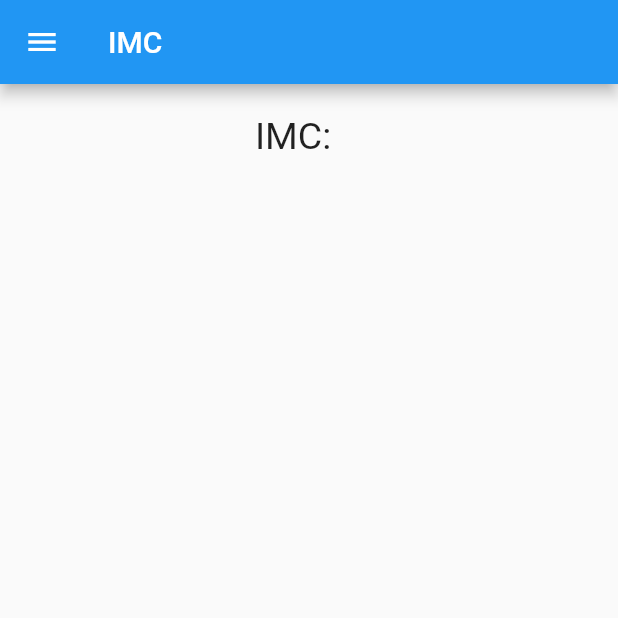
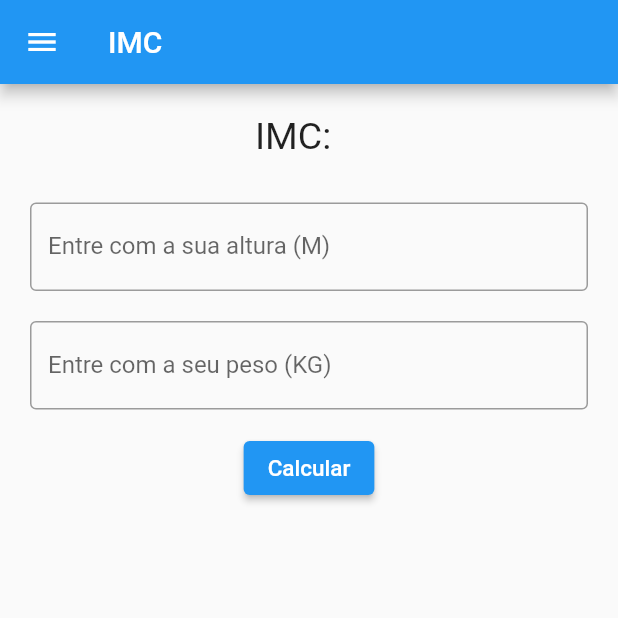
Before and after one commit to isadorabello/ProjetoC214, a Flutter app: the screen it shows after launch, on a phone screen of 412 x 824 dp, the top half of it. Run offline on Flutter 3.47's test engine with Material 2 defaults, Android fonts, the phone set to English and light mode, and no system bars.

Commit message:
feat: building imc page

```diff
--- a/projeto_c214/lib/controller/imc.dart
+++ b/projeto_c214/lib/controller/imc.dart
@@ -6,7 +6,7 @@ class IMC {
 
   void calculo() {
     imc = peso / (altura * altura);
-    classifica();
+    res = classifica();
   }
 
   String classifica() {
--- a/projeto_c214/lib/view/imc_page.dart
+++ b/projeto_c214/lib/view/imc_page.dart
@@ -18,6 +18,10 @@ class _IMCPageState extends State<IMCPage> {
   onPressed() {
     imc.altura = altura;
     imc.peso = peso;
+
+    setState(() {
+      imc.calculo();
+    });
   }
 
   @override
@@ -43,6 +47,36 @@ class _IMCPageState extends State<IMCPage> {
                   Text(imc.res, style: const TextStyle(fontSize: 25)),
                 ],
               ),
+              const SizedBox(
+                height: 30,
+              ),
+              TextField(
+                onChanged: (text) {
+                  altura = double.parse(text);
+                },
+                keyboardType: TextInputType.emailAddress,
+                decoration: const InputDecoration(
+                    labelText: 'Entre com a sua altura (M)',
+                    border: OutlineInputBorder()),
+              ),
+              const SizedBox(
+                height: 20,
+              ),
+              TextField(
+                onChanged: (text) {
+                  peso = double.parse(text);
+                },
+                keyboardType: TextInputType.emailAddress,
+                decoration: const InputDecoration(
+                    labelText: 'Entre com a seu peso (KG)',
+                    border: OutlineInputBorder()),
+              ),
+              const SizedBox(
+                height: 15,
+              ),
+              ElevatedButton(
+                  onPressed: onPressed,
+                  child: const Text('Calcular', style: TextStyle(fontSize: 15)))
             ]),
           ),
         ),
--- a/projeto_c214/lib/view/tmb_page.dart
+++ b/projeto_c214/lib/view/tmb_page.dart
@@ -63,7 +63,7 @@ class _TMBPageState extends State<TMBPage> {
                     },
                     keyboardType: TextInputType.emailAddress,
                     decoration: const InputDecoration(
-                        labelText: 'Entre com a sua altura',
+                        labelText: 'Entre com a sua altura (CM)',
                         border: OutlineInputBorder()),
                   ),
                   const SizedBox(
@@ -75,7 +75,7 @@ class _TMBPageState extends State<TMBPage> {
                     },
                     keyboardType: TextInputType.emailAddress,
                     decoration: const InputDecoration(
-                        labelText: 'Entre com a seu peso',
+                        labelText: 'Entre com a seu peso (KG)',
                         border: OutlineInputBorder()),
                   ),
                   const SizedBox(
```
